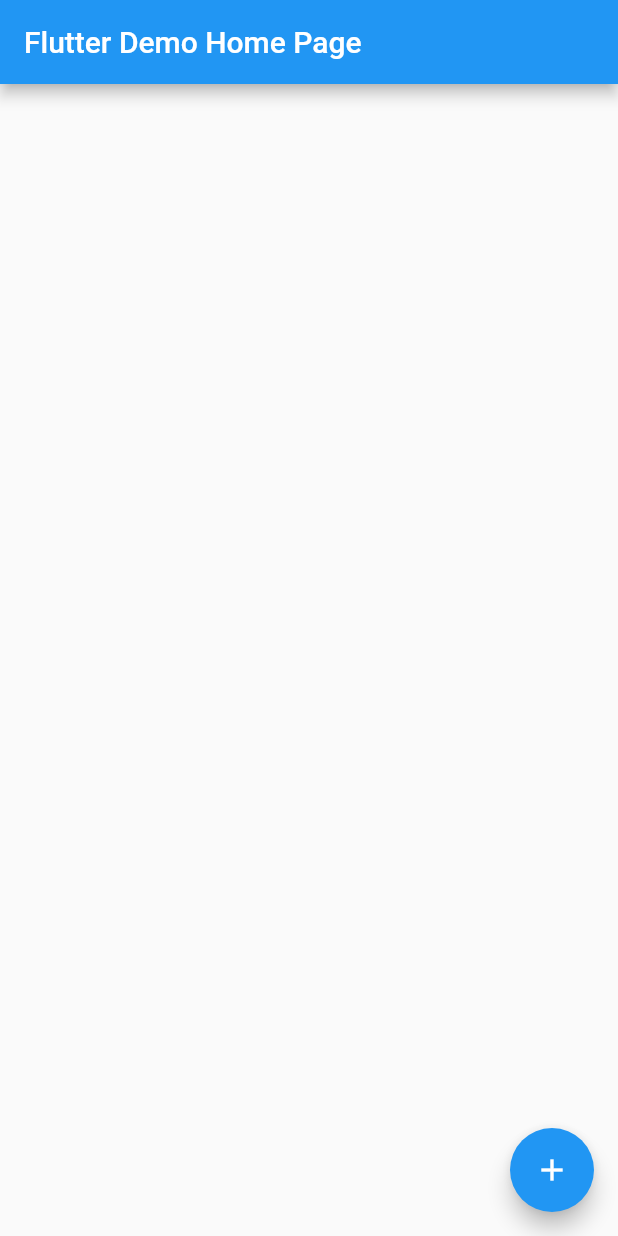
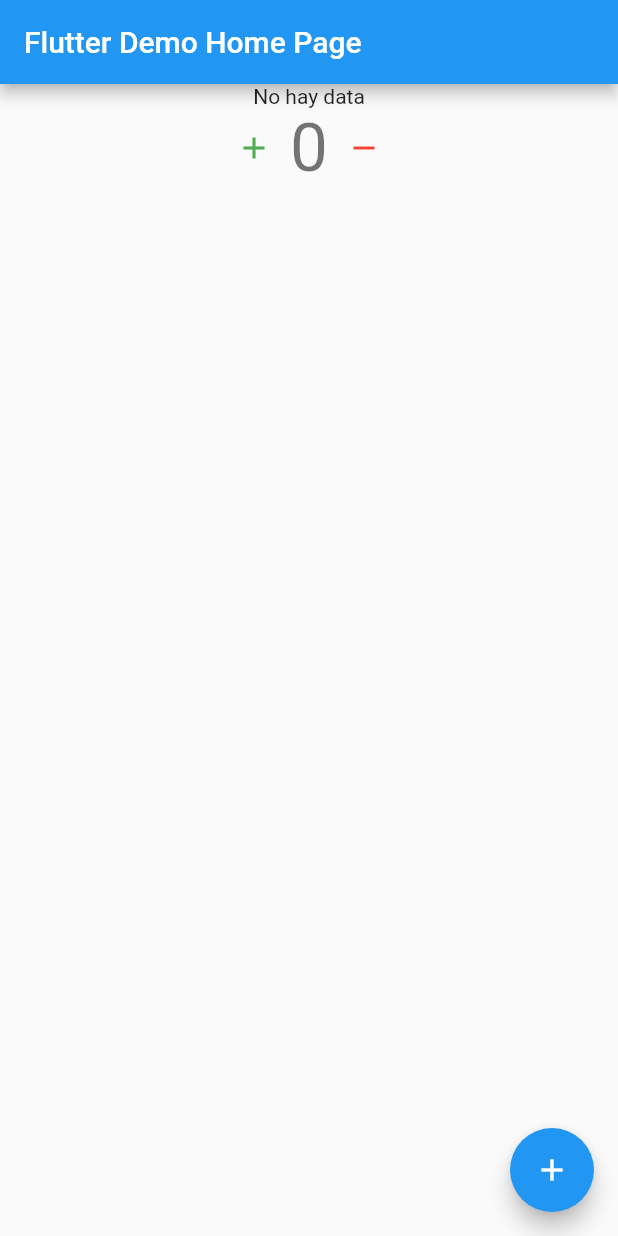
Before and after one commit to mrikerra678/contadorFlutter, a Flutter app: the screen it shows after launch, after a tap on the "add" icon, on a phone screen of 412 x 824 dp. Run offline on Flutter 3.47's test engine with Material 2 defaults, Android fonts, the phone set to English and light mode, and no system bars.

```diff
--- a/lib/src/pages/contadorSanti.dart
+++ b/lib/src/pages/contadorSanti.dart
@@ -33,16 +33,17 @@ class MyHomePage extends StatefulWidget {
 class _MyHomePageState extends State<MyHomePage> {
   // State
   var _list = <Contador>[];
-
+Future<String> getFutureData() async{
+    return await Future.delayed(Duration(seconds: 5), () {
+      return 'Hola!!!';
+    });
+  }
   void _newContador() {
     setState(() {
-      _list.add(Contador('nombreFuturo() #${_list.length + 1}'));
-    });
-  }
+      _list.add(Contador(getFutureData()),
+    );});}
 
-  Future<String> nombreFuturo() {
-  return Future.delayed(Duration(seconds: 4), () => 'Large Latte');
-}
+
 
   @override
   Widget build(BuildContext context) {
@@ -66,4 +67,5 @@ class _MyHomePageState extends State<MyHomePage> {
       ), // This trailing comma makes auto-formatting nicer for build methods.
     );
   }
-}
+
+  }
--- a/lib/src/widget/contador.dart
+++ b/lib/src/widget/contador.dart
@@ -3,7 +3,7 @@ import 'package:flutter/material.dart';
 
 
 class crearContador extends StatefulWidget {
-  crearContador({Key key , this.item}) : super(key: key);
+  crearContador({Key key, this.item}) : super(key: key);
   final Contador item;
 
   @override
@@ -11,23 +11,28 @@ class crearContador extends StatefulWidget {
 }
 
 class _crearContadorState extends State<crearContador> {
+  void _incrementCounter(int valor) {
+    widget.item.valor += valor;
+    setState(() {});
+  }
 
-
-  void _incrementCounter(int valor){
-
-    widget.item.valor += valor;
-    setState(() {
-
-    });
-  }
 
   @override
   Widget build(BuildContext context) {
     return Column(
-      children:[
+      children: [
         Center(
-              child: Text("Contador",
-                  style: TextStyle(fontStyle: FontStyle.italic)),
+          child:
+            FutureBuilder <String>(
+              future: widget.item.nombre,
+              builder: (BuildContext context, AsyncSnapshot snapshot) {
+                if(snapshot.hasData){
+                  return Text("hay data");
+                }else{
+                    return Text("No hay data");
+                }
+              },
+            ),
         ),
         Row(mainAxisAlignment: MainAxisAlignment.center, children: [
           IconButton(
```
Lines whose indentation alone changed are shown as unchanged.
